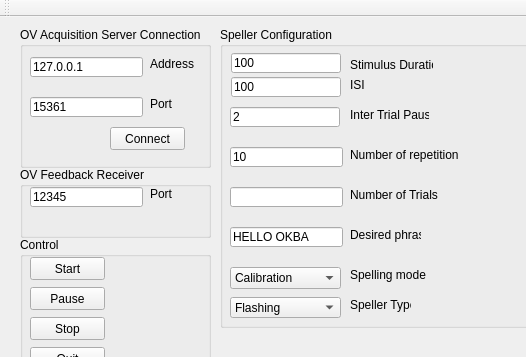
Old version of the form configpanel.ui in the repository okbalefthanded/StimUSTO; both pictures show x 0 to 526 and y 0 to 357 of the 638 by 565 pixel window.
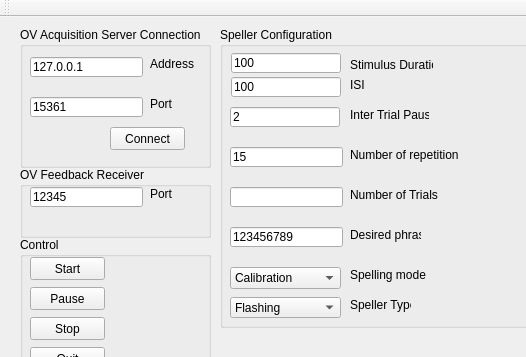
New version of the form.

```diff
--- a/configpanel.ui
+++ b/configpanel.ui
@@ -192,7 +192,7 @@
       </rect>
      </property>
      <property name="text">
-      <string>10</string>
+      <string>15</string>
      </property>
     </widget>
     <widget class="QLabel" name="label_5">
@@ -254,7 +254,7 @@
       </rect>
      </property>
      <property name="text">
-      <string>HELLO OKBA</string>
+      <string>123456789</string>
      </property>
     </widget>
     <widget class="QLabel" name="label_7">
```
Left out of the diff: 10 changed lines with no effect on the pictures.
